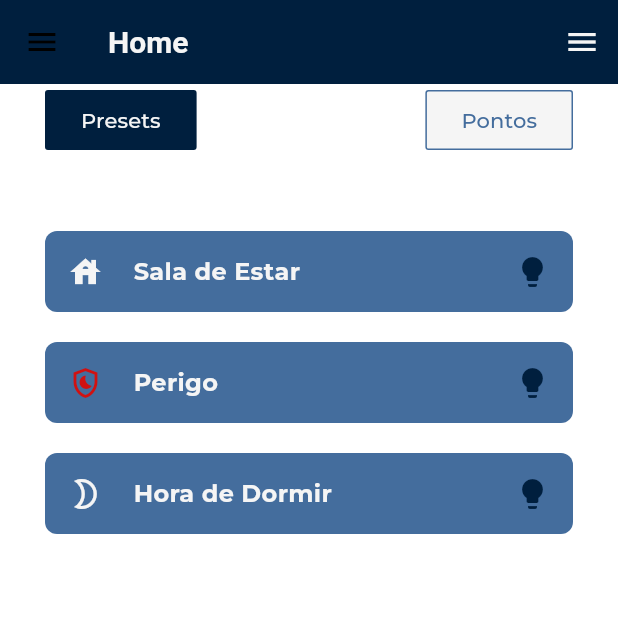
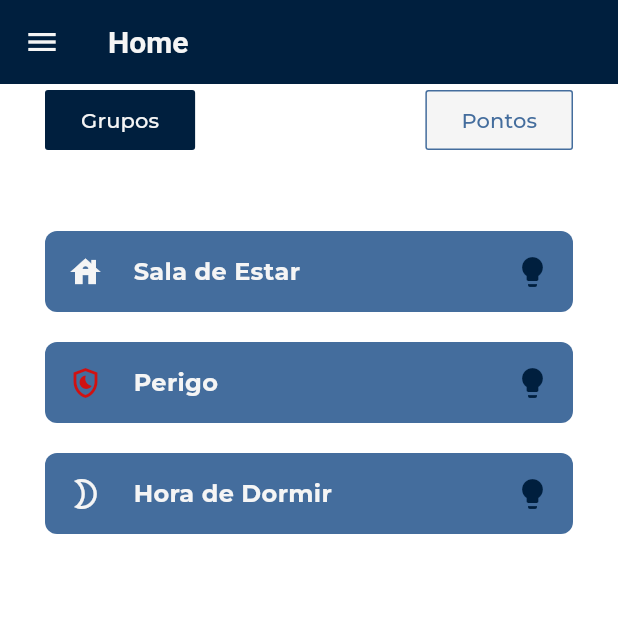
Before and after one commit to jacrifla/app_atalaia, a Flutter app: the HomePage screen opened directly, on a phone screen of 412 x 824 dp, the top half of it. Run offline on Flutter 3.47's test engine with Material 3 defaults, Android fonts, the phone set to English and light mode, and no system bars; project files that could hold a hidden picture were left out.

Commit message:
style: tirado icone

```diff
--- a/lib/pages/home_page.dart
+++ b/lib/pages/home_page.dart
@@ -21,6 +21,8 @@ class _HomePageState extends State<HomePage> {
     return Scaffold(
       key: _scaffoldKey,
       appBar: AppBar(
+        iconTheme:
+            IconThemeData(color: Theme.of(context).colorScheme.onPrimary),
         title: Text(
           'Home',
           style: TextStyle(
@@ -30,17 +32,6 @@ class _HomePageState extends State<HomePage> {
           ),
         ),
         backgroundColor: Theme.of(context).colorScheme.primary,
-        actions: <Widget>[
-          IconButton(
-            icon: Icon(
-              Icons.menu,
-              color: Theme.of(context).colorScheme.onPrimary,
-            ),
-            onPressed: () {
-              _scaffoldKey.currentState!.openDrawer();
-            },
-          ),
-        ],
       ),
       drawer: CustomDrawer(),
       body: Center(
@@ -52,7 +43,7 @@ class _HomePageState extends State<HomePage> {
                 mainAxisAlignment: MainAxisAlignment.spaceBetween,
                 children: [
                   ButtonIcon(
-                    labelText: 'Presets',
+                    labelText: 'Grupos',
                     color: Theme.of(context).colorScheme.onPrimary,
                   ),
                   ButtonIcon(
```
